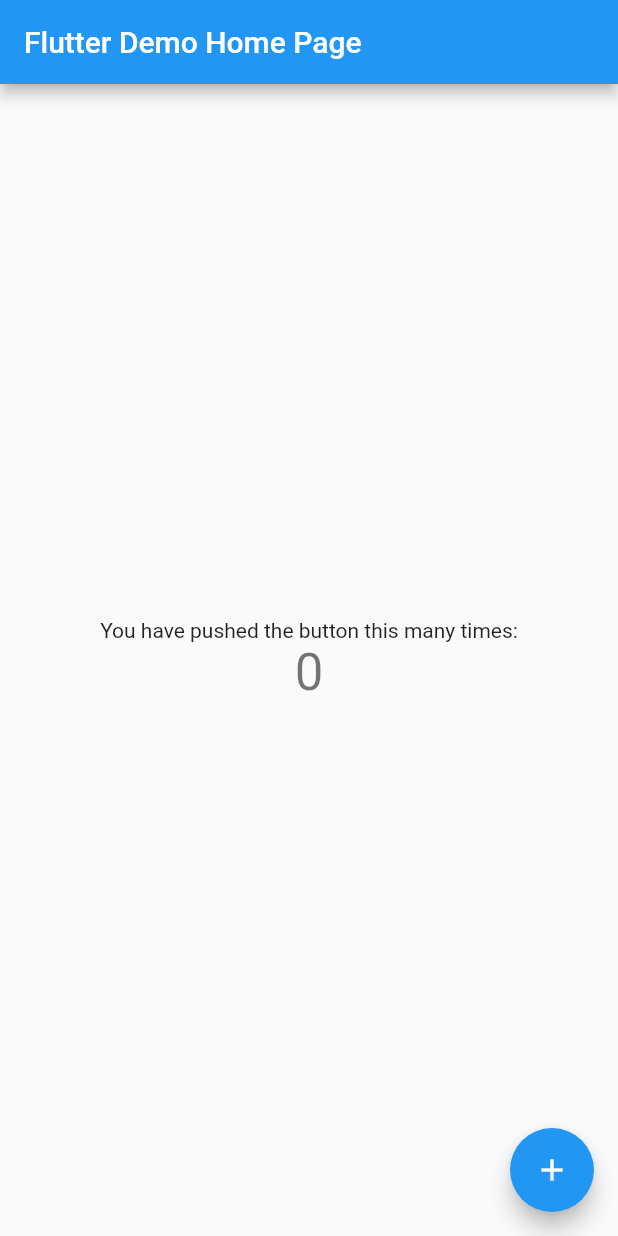
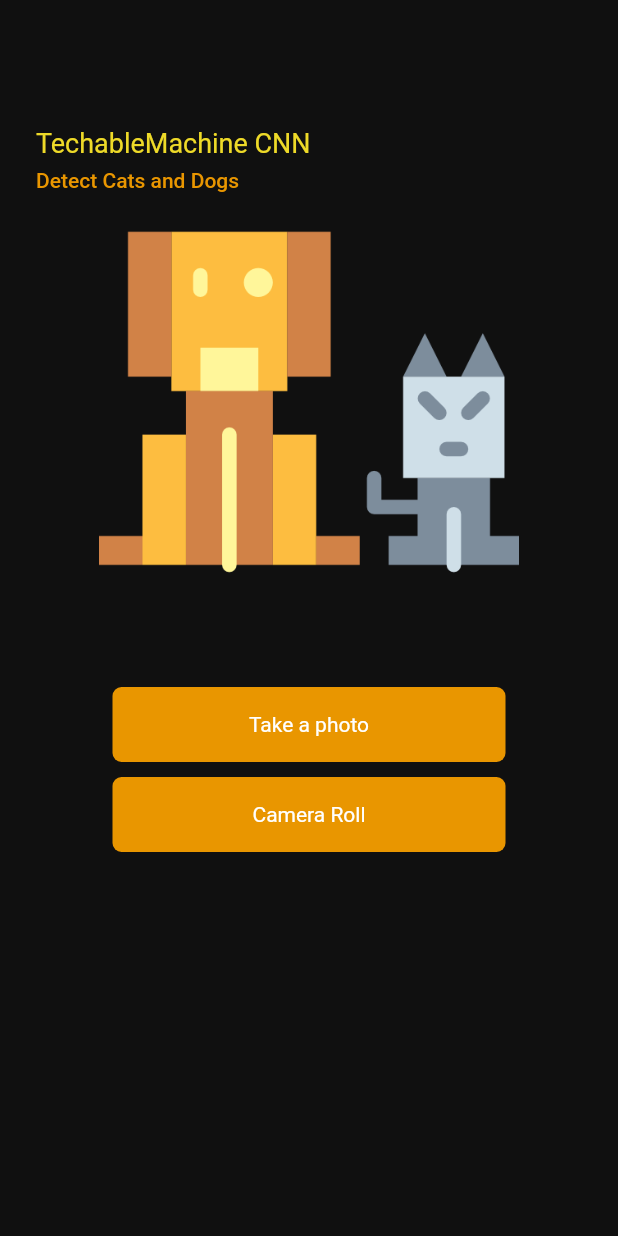
Before and after one commit to krrahul23/catvsdog, a Flutter app: the screen it shows after launch, on a phone screen of 412 x 824 dp. Run offline on Flutter 3.47's test engine with Material 2 defaults, Android fonts, the phone set to English and light mode, and no system bars; our stand-ins replace splashscreen.

```diff
--- /dev/null
+++ b/lib/home.dart
@@ -0,0 +1,94 @@
+import 'package:flutter/material.dart';
+
+class Home extends StatefulWidget {
+  @override
+  _HomeState createState() => _HomeState();
+}
+
+class _HomeState extends State<Home> {
+  bool _loading = true;
+  @override
+  Widget build(BuildContext context) {
+    return Scaffold(
+      backgroundColor: Color(0xFF101010),
+      body: Container(
+        padding: EdgeInsets.symmetric(horizontal: 24),
+        child: Column(
+          crossAxisAlignment: CrossAxisAlignment.start,
+          children: <Widget>[
+            SizedBox(height: 85),
+            Text(
+              'TechableMachine CNN',
+              style: TextStyle(color: Color(0xFFEEDA28), fontSize: 18),
+            ),
+            SizedBox(
+              height: 6,
+            ),
+            Text(
+              'Detect Cats and Dogs',
+              style: TextStyle(
+                color: Color(0xFFE99600),
+                fontWeight: FontWeight.w500,
+              ),
+            ),
+            Center(
+              child: _loading
+                  ? Container(
+                      width: 280,
+                      child: Column(
+                        children: <Widget>[
+                          Image.asset('assets/cat.png'),
+                          SizedBox(height: 50),
+                        ],
+                      ),
+                    )
+                  : Container(),
+            ),
+            Container(
+              width: MediaQuery.of(context).size.width,
+              child: Column(
+                children: <Widget>[
+                  GestureDetector(
+                    onTap: () {},
+                    child: Container(
+                      width: MediaQuery.of(context).size.width - 150,
+                      alignment: Alignment.center,
+                      padding:
+                          EdgeInsets.symmetric(horizontal: 24, vertical: 17),
+                      decoration: BoxDecoration(
+                        color: Color(0xFFE99600),
+                        borderRadius: BorderRadius.circular(6),
+                      ),
+                      child: Text(
+                        'Take a photo',
+                        style: TextStyle(color: Colors.white),
+                      ),
+                    ),
+                  ),
+                  SizedBox(height: 10),
+                  GestureDetector(
+                    onTap: () {},
+                    child: Container(
+                      width: MediaQuery.of(context).size.width - 150,
+                      alignment: Alignment.center,
+                      padding:
+                          EdgeInsets.symmetric(horizontal: 24, vertical: 17),
+                      decoration: BoxDecoration(
+                        color: Color(0xFFE99600),
+                        borderRadius: BorderRadius.circular(6),
+                      ),
+                      child: Text(
+                        'Camera Roll',
+                        style: TextStyle(color: Colors.white),
+                      ),
+                    ),
+                  ),
+                ],
+              ),
+            )
+          ],
+        ),
+      ),
+    );
+  }
+}
--- a/lib/main.dart
+++ b/lib/main.dart
@@ -1,4 +1,5 @@
 import 'package:flutter/material.dart';
+import 'mysplash.dart';
 
 void main() {
   runApp(MyApp());
@@ -9,109 +10,9 @@ class MyApp extends StatelessWidget {
   @override
   Widget build(BuildContext context) {
     return MaterialApp(
-      title: 'Flutter Demo',
-      theme: ThemeData(
-        // This is the theme of your application.
-        //
-        // Try running your application with "flutter run". You'll see the
-        // application has a blue toolbar. Then, without quitting the app, try
-        // changing the primarySwatch below to Colors.green and then invoke
-        // "hot reload" (press "r" in the console where you ran "flutter run",
-        // or simply save your changes to "hot reload" in a Flutter IDE).
-        // Notice that the counter didn't reset back to zero; the application
-        // is not restarted.
-        primarySwatch: Colors.blue,
-        // This makes the visual density adapt to the platform that you run
-        // the app on. For desktop platforms, the controls will be smaller and
-        // closer together (more dense) than on mobile platforms.
-        visualDensity: VisualDensity.adaptivePlatformDensity,
-      ),
-      home: MyHomePage(title: 'Flutter Demo Home Page'),
+      title: 'Cat vs Dog',
+      home: MySplash(),
+      debugShowCheckedModeBanner: false,
     );
   }
 }
-
-class MyHomePage extends StatefulWidget {
-  MyHomePage({Key key, this.title}) : super(key: key);
-
-  // This widget is the home page of your application. It is stateful, meaning
-  // that it has a State object (defined below) that contains fields that affect
-  // how it looks.
-
-  // This class is the configuration for the state. It holds the values (in this
-  // case the title) provided by the parent (in this case the App widget) and
-  // used by the build method of the State. Fields in a Widget subclass are
-  // always marked "final".
-
-  final String title;
-
-  @override
-  _MyHomePageState createState() => _MyHomePageState();
-}
-
-class _MyHomePageState extends State<MyHomePage> {
-  int _counter = 0;
-
-  void _incrementCounter() {
-    setState(() {
-      // This call to setState tells the Flutter framework that something has
-      // changed in this State, which causes it to rerun the build method below
-      // so that the display can reflect the updated values. If we changed
-      // _counter without calling setState(), then the build method would not be
-      // called again, and so nothing would appear to happen.
-      _counter++;
-    });
-  }
-
-  @override
-  Widget build(BuildContext context) {
-    // This method is rerun every time setState is called, for instance as done
-    // by the _incrementCounter method above.
-    //
-    // The Flutter framework has been optimized to make rerunning build methods
-    // fast, so that you can just rebuild anything that needs updating rather
-    // than having to individually change instances of widgets.
-    return Scaffold(
-      appBar: AppBar(
-        // Here we take the value from the MyHomePage object that was created by
-        // the App.build method, and use it to set our appbar title.
-        title: Text(widget.title),
-      ),
-      body: Center(
-        // Center is a layout widget. It takes a single child and positions it
-        // in the middle of the parent.
-        child: Column(
-          // Column is also a layout widget. It takes a list of children and
-          // arranges them vertically. By default, it sizes itself to fit its
-          // children horizontally, and tries to be as tall as its parent.
-          //
-          // Invoke "debug painting" (press "p" in the console, choose the
-          // "Toggle Debug Paint" action from the Flutter Inspector in Android
-          // Studio, or the "Toggle Debug Paint" command in Visual Studio Code)
-          // to see the wireframe for each widget.
-          //
-          // Column has various properties to control how it sizes itself and
-          // how it positions its children. Here we use mainAxisAlignment to
-          // center the children vertically; the main axis here is the vertical
-          // axis because Columns are vertical (the cross axis would be
-          // horizontal).
-          mainAxisAlignment: MainAxisAlignment.center,
-          children: <Widget>[
-            Text(
-              'You have pushed the button this many times:',
-            ),
-            Text(
-              '$_counter',
-              style: Theme.of(context).textTheme.headline4,
-            ),
-          ],
-        ),
-      ),
-      floatingActionButton: FloatingActionButton(
-        onPressed: _incrementCounter,
-        tooltip: 'Increment',
-        child: Icon(Icons.add),
-      ), // This trailing comma makes auto-formatting nicer for build methods.
-    );
-  }
-}
--- /dev/null
+++ b/lib/mysplash.dart
@@ -0,0 +1,30 @@
+import 'package:flutter/material.dart';
+import 'package:splashscreen/splashscreen.dart';
+import 'home.dart';
+
+class MySplash extends StatefulWidget {
+  @override
+  _MySplashState createState() => _MySplashState();
+}
+
+class _MySplashState extends State<MySplash> {
+  @override
+  Widget build(BuildContext context) {
+    return SplashScreen(
+      seconds: 2,
+      navigateAfterSeconds: Home(),
+      image: Image.asset('assets/cat.png'),
+      loaderColor: Color(0xFFEEDA28),
+      backgroundColor: Colors.black,
+      photoSize: 50,
+      title: Text(
+        'Dog and Cat',
+        style: TextStyle(
+          fontWeight: FontWeight.bold,
+          fontSize: 30,
+          color: Color(0xFFE99600),
+        ),
+      ),
+    );
+  }
+}
```
Also changed, not shown: pubspec.yaml (+7 -1 lines), assets/cat.png (added), pubspec.lock, 1 other file.
